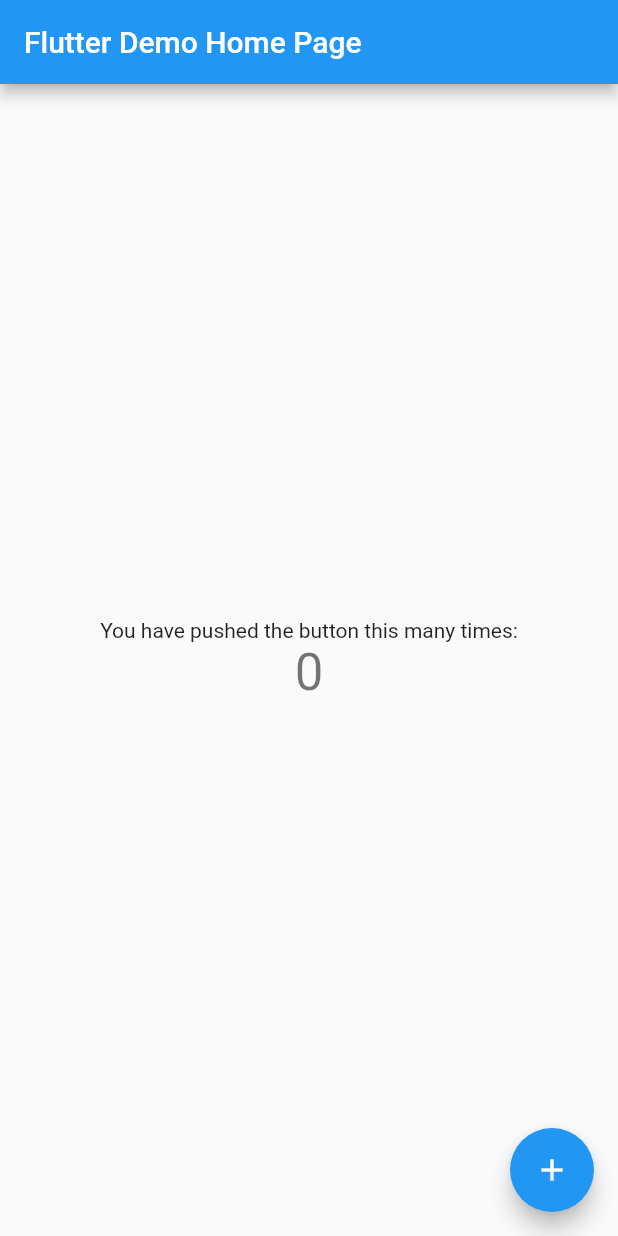
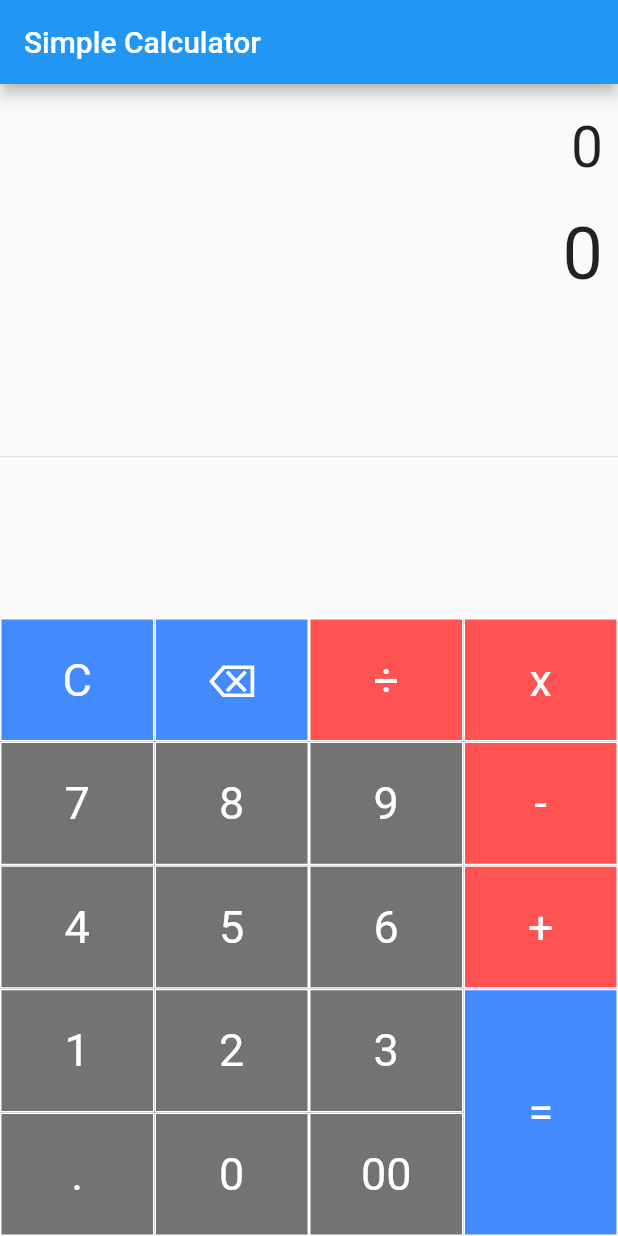
Before and after one commit to CaetanoMatheus/flutter_calculator, a Flutter app: the screen it shows after launch, on a phone screen of 412 x 824 dp. Run offline on Flutter 3.47's test engine with Material 2 defaults, Android fonts, the phone set to English and light mode, and no system bars; our stand-ins replace math_expressions.

Commit message:
Simple Calculator

```diff
--- a/lib/main.dart
+++ b/lib/main.dart
@@ -1,4 +1,5 @@
 import 'package:flutter/material.dart';
+import 'package:math_expressions/math_expressions.dart';
 
 void main() => runApp(FlutterCalculator());
 
@@ -8,53 +9,176 @@ class FlutterCalculator extends StatelessWidget {
     return MaterialApp(
       title: 'Flutter Calculator',
       debugShowCheckedModeBanner: false,
-      home: MyHomePage(title: 'Flutter Demo Home Page'),
+      home: SimpleCalculatorPage(),
     );
   }
 }
 
-class MyHomePage extends StatefulWidget {
-  MyHomePage({Key key, this.title}) : super(key: key);
-
-  final String title;
-
+class SimpleCalculatorPage extends StatefulWidget {
   @override
-  _MyHomePageState createState() => _MyHomePageState();
+  _SimpleCalculatorPageState createState() => _SimpleCalculatorPageState();
 }
 
-class _MyHomePageState extends State<MyHomePage> {
-  int _counter = 0;
+class _SimpleCalculatorPageState extends State<SimpleCalculatorPage> {
+  String _equation = '0', _result = '0', _expression = '0', _lastTyped = '';
+  double _equationFontSize = 38, _resultFontSize = 48;
+  List<String> _notDoubled = ['+', '-', 'x', '÷'];
 
-  void _incrementCounter() {
+  void _buttonPressed(String data) {
     setState(() {
-      _counter++;
+      if ((_lastTyped == data && _notDoubled.contains(data)) ||
+          (_notDoubled.contains(data) && _notDoubled.contains(_lastTyped)))
+        return;
+      _lastTyped = data;
+      switch (data) {
+        case 'C':
+          _equation = '0';
+          _result = '0';
+          break;
+        case '⌫':
+          _equation = _equation.length == 1
+              ? '0'
+              : _equation.substring(0, _equation.length - 1);
+          break;
+        case '=':
+          _expression = _equation;
+          _expression = _expression.replaceAll('x', '*');
+          _expression = _expression.replaceAll('÷', '/');
+
+          try {
+            final parser = Parser();
+            final expression = parser.parse(_expression);
+            final contextModel = ContextModel();
+            _result =
+                '${expression.evaluate(EvaluationType.REAL, contextModel)}';
+          } catch (e) {
+            _result = 'Invalid Operation';
+          }
+          break;
+        default:
+          _equation = _equation == '0' ? data : _equation + data;
+      }
     });
+  }
+
+  Widget _buildButton(String data, {double height = 1, Color color}) {
+    return Container(
+      color: color,
+      height: MediaQuery.of(context).size.height * .1 * height,
+      child: FlatButton(
+        padding: EdgeInsets.all(16),
+        shape: RoundedRectangleBorder(
+          borderRadius: BorderRadius.circular(0),
+          side: BorderSide(
+            color: Colors.white,
+            width: 1,
+            style: BorderStyle.solid,
+          ),
+        ),
+        child: Text(
+          data,
+          style: TextStyle(
+            fontSize: 30,
+            fontWeight: FontWeight.normal,
+            color: Colors.white,
+          ),
+        ),
+        onPressed: () => _buttonPressed(data),
+      ),
+    );
   }
 
   @override
   Widget build(BuildContext context) {
+    Size size = MediaQuery.of(context).size;
+
     return Scaffold(
-      appBar: AppBar(
-        title: Text(widget.title),
-      ),
-      body: Center(
-        child: Column(
-          mainAxisAlignment: MainAxisAlignment.center,
-          children: <Widget>[
-            Text(
-              'You have pushed the button this many times:',
+      appBar: AppBar(title: Text('Simple Calculator')),
+      body: Column(
+        children: [
+          Container(
+            alignment: Alignment.centerRight,
+            padding: EdgeInsets.fromLTRB(10, 20, 10, 0),
+            child: Text(
+              _equation,
+              style: TextStyle(fontSize: _equationFontSize),
             ),
-            Text(
-              '$_counter',
-              style: Theme.of(context).textTheme.headline4,
-            ),
-          ],
-        ),
-      ),
-      floatingActionButton: FloatingActionButton(
-        onPressed: _incrementCounter,
-        tooltip: 'Increment',
-        child: Icon(Icons.add),
+          ),
+          Container(
+            alignment: Alignment.centerRight,
+            padding: EdgeInsets.fromLTRB(10, 20, 10, 0),
+            child: Text(_result, style: TextStyle(fontSize: _resultFontSize)),
+          ),
+          Expanded(child: Divider()),
+          Row(
+            mainAxisAlignment: MainAxisAlignment.start,
+            children: [
+              Container(
+                width: size.width * .75,
+                child: Table(
+                  children: [
+                    TableRow(
+                      children: [
+                        _buildButton('C', color: Colors.blueAccent),
+                        _buildButton('⌫', color: Colors.blueAccent),
+                        _buildButton('÷', color: Colors.redAccent),
+                      ],
+                    ),
+                    TableRow(
+                      children: [
+                        _buildButton('7', color: Colors.black54),
+                        _buildButton('8', color: Colors.black54),
+                        _buildButton('9', color: Colors.black54),
+                      ],
+                    ),
+                    TableRow(
+                      children: [
+                        _buildButton('4', color: Colors.black54),
+                        _buildButton('5', color: Colors.black54),
+                        _buildButton('6', color: Colors.black54),
+                      ],
+                    ),
+                    TableRow(
+                      children: [
+                        _buildButton('1', color: Colors.black54),
+                        _buildButton('2', color: Colors.black54),
+                        _buildButton('3', color: Colors.black54),
+                      ],
+                    ),
+                    TableRow(
+                      children: [
+                        _buildButton('.', color: Colors.black54),
+                        _buildButton('0', color: Colors.black54),
+                        _buildButton('00', color: Colors.black54),
+                      ],
+                    ),
+                  ],
+                ),
+              ),
+              Container(
+                width: size.width * .25,
+                child: Table(
+                  children: [
+                    TableRow(
+                      children: [_buildButton('x', color: Colors.redAccent)],
+                    ),
+                    TableRow(
+                      children: [_buildButton('-', color: Colors.redAccent)],
+                    ),
+                    TableRow(
+                      children: [_buildButton('+', color: Colors.redAccent)],
+                    ),
+                    TableRow(
+                      children: [
+                        _buildButton('=', color: Colors.blueAccent, height: 2),
+                      ],
+                    ),
+                  ],
+                ),
+              ),
+            ],
+          ),
+        ],
       ),
     );
   }
--- a/pubspec.yaml
+++ b/pubspec.yaml
@@ -11,6 +11,7 @@ dependencies:
   flutter:
     sdk: flutter
   cupertino_icons: ^1.0.0
+  math_expressions: ^2.0.2
 
 dev_dependencies:
   flutter_test:
```
Also changed, not shown: pubspec.lock, 2 other files.
